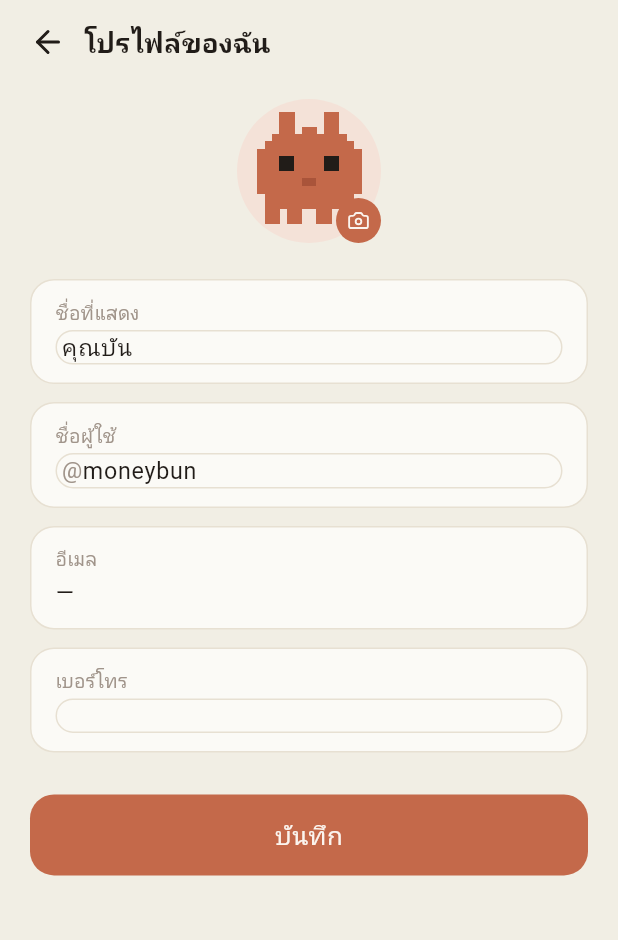
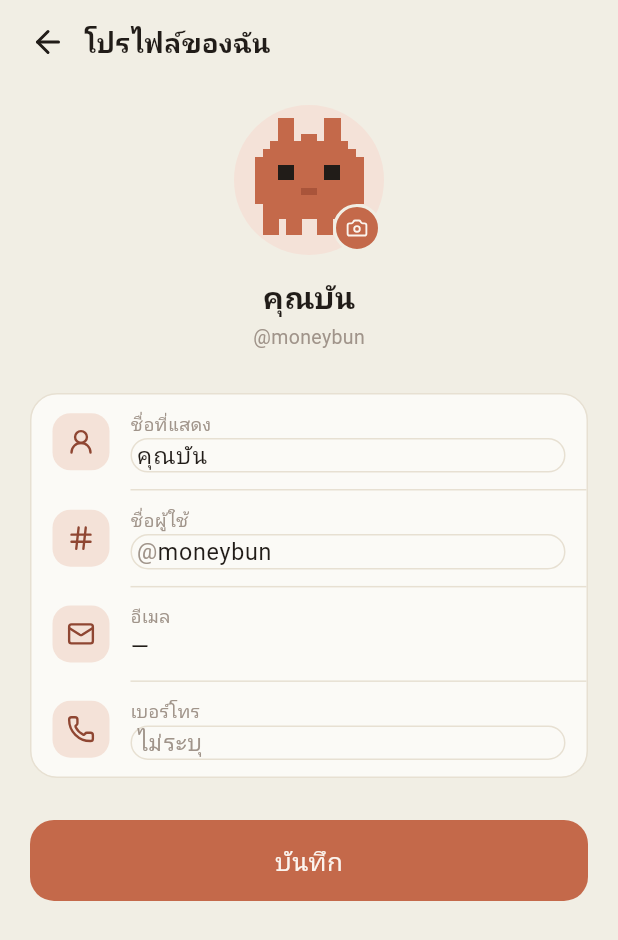
Before and after one commit to AfnanYapu09/-MoneyBun, a Flutter app: the ProfileScreen screen opened by its route, on a phone screen of 412 x 824 dp. Shown: the top 940 px of the screen. Run offline on Flutter 3.47's test engine with Material 3 defaults, Android fonts, the phone set to English and light mode, and no system bars; our stand-ins replace cloud_firestore, drift, drift_flutter, firebase_auth, firebase_core, flutter_riverpod and 6 more; missing offline and left inert: google_mlkit_text_recognition, mobile_scanner, photo_manager; accounts and stored records are empty; generated files the repository leaves out were written again; Roboto replaces fonts that are missing (Ibm Plex Sans Thai, Mitr).

Commit message:
Redesign the profile screen (clean minimal)
Refresh "โปรไฟล์ของฉัน" with a centered hero avatar (camera badge to
change the photo) and the live display name / @username beneath it that
update as you edit. The fields move into a single grouped card with a
tinted leading icon per row (name, username, email, phone), the email
shown read-only.

Co-Authored-By: Claude Opus 4.8 <noreply@anthropic.com>
Claude-Session: https://claude.ai/code/session_01Qsarm1DMVrbv39mHtWzy4q

```diff
--- a/lib/features/settings/presentation/profile_screen.dart
+++ b/lib/features/settings/presentation/profile_screen.dart
@@ -11,6 +11,7 @@ import '../../../bootstrap/providers.dart';
 import '../../../core/theme/colors.dart';
 import '../../../core/theme/typography.dart';
 import '../../../core/widgets/app_icons.dart';
+import '../../../core/widgets/icon_chip.dart';
 import '../../../core/widgets/primary_button.dart';
 import '../../../core/widgets/profile_avatar.dart';
 import '../../../core/widgets/sub_screen_scaffold.dart';
@@ -45,49 +46,59 @@ class _ProfileScreenState extends ConsumerState<ProfileScreen> {
       _phone.text = settings.phone;
       _init = true;
     }
+    final email = ref.watch(authStateProvider).value?.email ?? '—';
 
     return SubScreenScaffold(
       title: 'โปรไฟล์ของฉัน',
       body: ListView(
-        padding: const EdgeInsets.fromLTRB(20, 8, 20, 28),
+        padding: const EdgeInsets.fromLTRB(20, 12, 20, 28),
         children: [
-          Center(
-            child: GestureDetector(
-              onTap: _pickAvatar,
-              child: Stack(
+          _Header(
+            avatarPath: settings?.avatarPath,
+            name: _name,
+            username: _username,
+            onPickAvatar: _pickAvatar,
+          ),
+          const SizedBox(height: 28),
+          Container(
+            decoration: BoxDecoration(
+              color: AppColors.paper,
+              borderRadius: BorderRadius.circular(18),
+              border: Border.all(color: AppColors.line),
+            ),
+            child: Column(
               children: [
-                  ProfileAvatar(size: 96, avatarPath: settings?.avatarPath),
-                  Positioned(
-                    right: 0,
-                    bottom: 0,
-                    child: Container(
-                      width: 30,
-                      height: 30,
-                      decoration: const BoxDecoration(
-                        color: AppColors.terra,
-                        shape: BoxShape.circle,
+                _ProfileRow(
+                  icon: AppIcons.userRound,
+                  label: 'ชื่อที่แสดง',
+                  controller: _name,
+                  hint: 'คุณบัน',
                 ),
-                      child: const Icon(AppIcons.camera,
-                          size: 15, color: AppColors.reverse),
+                const _RowDivider(),
+                _ProfileRow(
+                  icon: AppIcons.hash,
+                  label: 'ชื่อผู้ใช้',
+                  controller: _username,
+                  prefix: '@',
+                  hint: 'moneybun',
                 ),
+                const _RowDivider(),
+                _ProfileRow(
+                  icon: AppIcons.mail,
+                  label: 'อีเมล',
+                  value: email,
+                ),
+                const _RowDivider(),
+                _ProfileRow(
+                  icon: AppIcons.phone,
+                  label: 'เบอร์โทร',
+                  controller: _phone,
+                  keyboardType: TextInputType.phone,
+                  hint: 'ไม่ระบุ',
                 ),
               ],
             ),
           ),
-          ),
-          const SizedBox(height: 24),
-          _Field(label: 'ชื่อที่แสดง', controller: _name),
-          const SizedBox(height: 12),
-          _Field(label: 'ชื่อผู้ใช้', controller: _username, prefix: '@'),
-          const SizedBox(height: 12),
-          _Field(
-              label: 'อีเมล',
-              value: ref.watch(authStateProvider).value?.email ?? '—'),
-          const SizedBox(height: 12),
-          _Field(
-              label: 'เบอร์โทร',
-              controller: _phone,
-              keyboardType: TextInputType.phone),
           const SizedBox(height: 28),
           PrimaryButton(label: 'บันทึก', onPressed: _save),
         ],
@@ -134,54 +145,150 @@ class _ProfileScreenState extends ConsumerState<ProfileScreen> {
   }
 }
 
-/// A design "FieldBox": paper container with a small label and either an
-/// editable value (when [controller] is set) or a static read-only [value].
-class _Field extends StatelessWidget {
-  const _Field({
+/// Centered avatar (tap to change the photo) with the live display name and
+/// @username shown beneath it — they update as the fields below are edited.
+class _Header extends StatelessWidget {
+  const _Header({
+    required this.avatarPath,
+    required this.name,
+    required this.username,
+    required this.onPickAvatar,
+  });
+
+  final String? avatarPath;
+  final TextEditingController name;
+  final TextEditingController username;
+  final VoidCallback onPickAvatar;
+
+  @override
+  Widget build(BuildContext context) {
+    final nameStyle = AppTypography.heading(size: 20, weight: FontWeight.w600);
+    final handleStyle = AppTypography.body(size: 13, color: AppColors.ink3);
+
+    return Center(
+      child: Column(
+        children: [
+          GestureDetector(
+            onTap: onPickAvatar,
+            child: Stack(
+              children: [
+                ProfileAvatar(size: 100, avatarPath: avatarPath),
+                Positioned(
+                  right: 2,
+                  bottom: 2,
+                  child: Container(
+                    width: 32,
+                    height: 32,
+                    decoration: BoxDecoration(
+                      color: AppColors.terra,
+                      shape: BoxShape.circle,
+                      border: Border.all(color: AppColors.cream, width: 2),
+                    ),
+                    child: const Icon(
+                      AppIcons.camera,
+                      size: 15,
+                      color: AppColors.reverse,
+                    ),
+                  ),
+                ),
+              ],
+            ),
+          ),
+          const SizedBox(height: 14),
+          AnimatedBuilder(
+            animation: Listenable.merge([name, username]),
+            builder: (context, _) {
+              final n = name.text.trim();
+              final u = username.text.trim();
+              final shownName = n.isEmpty ? 'คุณบัน' : n;
+              final handle = u.isEmpty ? 'moneybun' : u;
+              return Column(
+                children: [
+                  Text(shownName, style: nameStyle),
+                  const SizedBox(height: 2),
+                  Text('@$handle', style: handleStyle),
+                ],
+              );
+            },
+          ),
+        ],
+      ),
+    );
+  }
+}
+
+/// One profile row: a tinted icon, a small label, and either an editable value
+/// ([controller]) or a static read-only [value] (e.g. the account email).
+class _ProfileRow extends StatelessWidget {
+  const _ProfileRow({
+    required this.icon,
     required this.label,
     this.controller,
     this.value,
     this.prefix,
+    this.hint,
     this.keyboardType,
   });
+
+  final IconData icon;
   final String label;
   final TextEditingController? controller;
   final String? value;
   final String? prefix;
+  final String? hint;
   final TextInputType? keyboardType;
 
   @override
   Widget build(BuildContext context) {
-    return Container(
-      padding: const EdgeInsets.symmetric(horizontal: 16, vertical: 12),
-      decoration: BoxDecoration(
-        color: AppColors.paper,
-        borderRadius: BorderRadius.circular(16),
-        border: Border.all(color: AppColors.line),
-      ),
+    final labelStyle = AppTypography.body(size: 12, color: AppColors.ink3);
+    final valueStyle = AppTypography.body(size: 15.5);
+
+    return Padding(
+      padding: const EdgeInsets.symmetric(horizontal: 14, vertical: 11),
+      child: Row(
+        children: [
+          IconChip(icon: icon, size: 38, radius: 12, iconSize: 19),
+          const SizedBox(width: 14),
+          Expanded(
             child: Column(
               crossAxisAlignment: CrossAxisAlignment.start,
               children: [
-          Text(label,
-              style: AppTypography.body(size: 12.5, color: AppColors.ink3)),
-          const SizedBox(height: 3),
+                Text(label, style: labelStyle),
+                const SizedBox(height: 1),
                 if (controller != null)
                   TextField(
                     controller: controller,
                     keyboardType: keyboardType,
-              style: AppTypography.body(size: 15.5),
+                    style: valueStyle,
                     decoration: InputDecoration(
                       isCollapsed: true,
                       border: InputBorder.none,
                       filled: false,
                       prefixText: prefix,
+                      hintText: hint,
                       contentPadding: EdgeInsets.zero,
                     ),
                   )
                 else
-            Text(value ?? '—', style: AppTypography.body(size: 15.5)),
+                  Text(value ?? '—', style: valueStyle),
+              ],
+            ),
+          ),
         ],
       ),
     );
   }
 }
+
+/// Hairline divider between rows, inset so it lines up under the label text.
+class _RowDivider extends StatelessWidget {
+  const _RowDivider();
+
+  @override
+  Widget build(BuildContext context) {
+    return const Padding(
+      padding: EdgeInsets.only(left: 66),
+      child: Divider(height: 1, thickness: 1, color: AppColors.line),
+    );
+  }
+}
```
Lines whose indentation alone changed are shown as unchanged.
